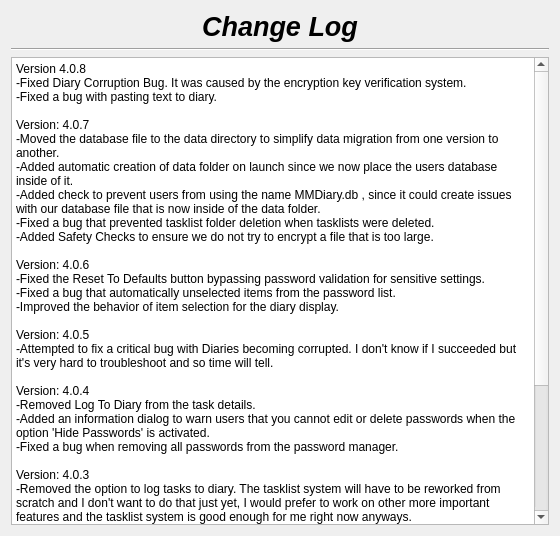
This is changelog.ui in therealMaPMaKeR/MMDiary as Qt 5 draws it before an edit. The edited form follows.
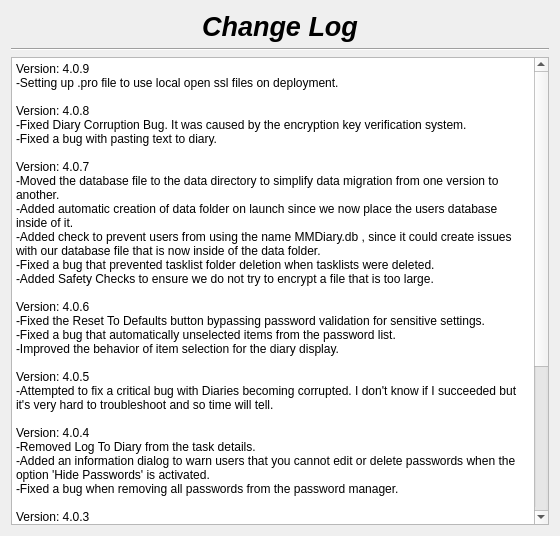
This is the edited form.

```diff
--- a/changelog.ui
+++ b/changelog.ui
@@ -55,7 +55,9 @@
 li.unchecked::marker { content: &quot;\2610&quot;; }
 li.checked::marker { content: &quot;\2612&quot;; }
 &lt;/style&gt;&lt;/head&gt;&lt;body style=&quot; font-family:'Segoe UI'; font-size:9pt; font-weight:400; font-style:normal;&quot;&gt;
-&lt;p style=&quot; margin-top:0px; margin-bottom:0px; margin-left:0px; margin-right:0px; -qt-block-indent:0; text-indent:0px;&quot;&gt;Version 4.0.8&lt;br /&gt;-Fixed Diary Corruption Bug. It was caused by the encryption key verification system.&lt;/p&gt;
+&lt;p style=&quot; margin-top:0px; margin-bottom:0px; margin-left:0px; margin-right:0px; -qt-block-indent:0; text-indent:0px;&quot;&gt;Version: 4.0.9&lt;/p&gt;
+&lt;p style=&quot; margin-top:0px; margin-bottom:0px; margin-left:0px; margin-right:0px; -qt-block-indent:0; text-indent:0px;&quot;&gt;-Setting up .pro file to use local open ssl files on deployment.&lt;br /&gt;&lt;/p&gt;
+&lt;p style=&quot; margin-top:0px; margin-bottom:0px; margin-left:0px; margin-right:0px; -qt-block-indent:0; text-indent:0px;&quot;&gt;Version: 4.0.8&lt;br /&gt;-Fixed Diary Corruption Bug. It was caused by the encryption key verification system.&lt;/p&gt;
 &lt;p style=&quot; margin-top:0px; margin-bottom:0px; margin-left:0px; margin-right:0px; -qt-block-indent:0; text-indent:0px;&quot;&gt;-Fixed a bug with pasting text to diary.&lt;/p&gt;
 &lt;p style=&quot;-qt-paragraph-type:empty; margin-top:0px; margin-bottom:0px; margin-left:0px; margin-right:0px; -qt-block-indent:0; text-indent:0px;&quot;&gt;&lt;br /&gt;&lt;/p&gt;
 &lt;p style=&quot; margin-top:0px; margin-bottom:0px; margin-left:0px; margin-right:0px; -qt-block-indent:0; text-indent:0px;&quot;&gt;Version: 4.0.7&lt;br /&gt;-Moved the database file to the data directory to simplify data migration from one version to another.&lt;/p&gt;
```
